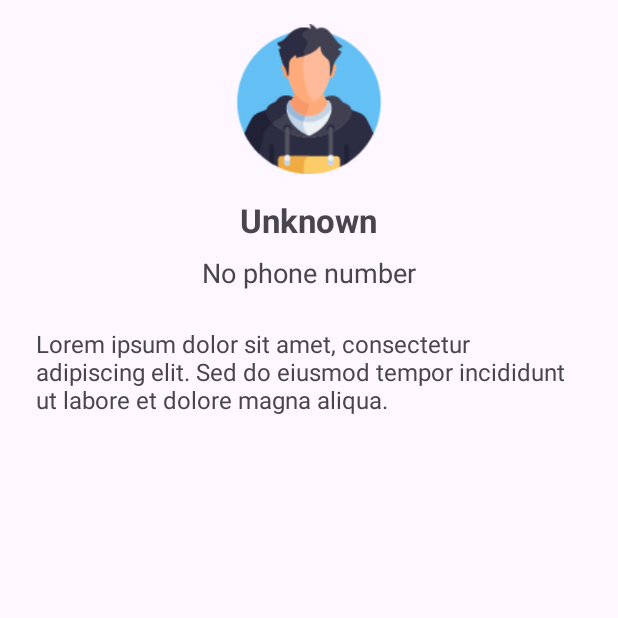
After one commit to shalini-mishra-iphtech/ContactList, an Android app: the ContactDetailsActivity screen opened directly, with no data from a screen before it, on a phone screen of 412 x 824 dp, the top half of it. The commit adds this screen. Run offline under Robolectric (Android 15) with nearby library versions, the phone set to English and light mode, and no system bars.

Commit message:
Initial commit

```diff
--- a/app/src/main/AndroidManifest.xml
+++ b/app/src/main/AndroidManifest.xml
@@ -13,6 +13,9 @@
         android:theme="@style/Theme.ContactList"
         tools:targetApi="31">
         <activity
+            android:name=".ContactDetailsActivity"
+            android:exported="false" />
+        <activity
             android:name=".MainActivity"
             android:exported="true">
             <intent-filter>
--- /dev/null
+++ b/app/src/main/java/com/example/contactlist/ContactDetailsActivity.kt
@@ -0,0 +1,31 @@
+
+package com.example.contactlist
+
+import android.os.Bundle
+import android.widget.ImageView
+import android.widget.TextView
+import androidx.appcompat.app.AppCompatActivity
+
+class ContactDetailsActivity : AppCompatActivity() {
+
+    override fun onCreate(savedInstanceState: Bundle?) {
+        super.onCreate(savedInstanceState)
+        setContentView(R.layout.activity_contact_details)
+
+        // Get references to views
+        val imgLogo: ImageView = findViewById(R.id.imgLogo)
+        val txtName: TextView = findViewById(R.id.txtContactName)
+        val txtPhone: TextView = findViewById(R.id.txtContactPhone)
+        val txtDescription: TextView = findViewById(R.id.txtDescription)
+
+        // Get data from Intent
+        val name = intent.getStringExtra("EXTRA_NAME")
+        val phone = intent.getStringExtra("EXTRA_PHONE")
+        val imageResId = intent.getIntExtra("EXTRA_IMAGE", R.drawable.ic_user)
+
+        // Set data to views
+        txtName.text = name ?: "Unknown"
+        txtPhone.text = phone ?: "No phone number"
+        imgLogo.setImageResource(imageResId)
+    }
+}
--- a/app/src/main/java/com/example/contactlist/adapter/ContactAdapter.kt
+++ b/app/src/main/java/com/example/contactlist/adapter/ContactAdapter.kt
@@ -2,6 +2,8 @@ package com.example.contactlist.adapter
 
 
 import android.annotation.SuppressLint
+import android.content.Intent
+import android.util.Log
 import android.view.LayoutInflater
 import android.view.View
 import android.view.MotionEvent
@@ -10,6 +12,7 @@ import android.widget.ImageView
 import android.widget.TextView
 import androidx.cardview.widget.CardView
 import androidx.recyclerview.widget.RecyclerView
+import com.example.contactlist.ContactDetailsActivity
 import com.example.contactlist.R
 import com.example.contactlist.model.Contact
 
@@ -35,6 +38,21 @@ class ContactAdapter(private val contactList: List<Contact>) : RecyclerView.Adap
         holder.imgProfile.setImageResource(contact.imageResId) // Assuming you have an image ID
 
 
+        holder.cardView.setOnClickListener { v ->
+            val context = v.context
+
+            // Debugging Log
+            Log.d("ContactAdapter", "Clicked on: ${contact.name}")
+
+            val intent = Intent(context, ContactDetailsActivity::class.java).apply {
+                putExtra("EXTRA_NAME", contact.name)
+                putExtra("EXTRA_PHONE", contact.phone)
+                putExtra("EXTRA_IMAGE", contact.imageResId)
+            }
+            context.startActivity(intent)
+        }
+
+
 
         // 🎯 Scale animation on click (tap effect)
         holder.cardView.setOnClickListener { v ->
@@ -44,6 +62,9 @@ class ContactAdapter(private val contactList: List<Contact>) : RecyclerView.Adap
         }
     }
 
+
+
+
     override fun getItemCount(): Int {
         return contactList.size
     }
--- /dev/null
+++ b/app/src/main/res/layout/activity_contact_details.xml
@@ -0,0 +1,62 @@
+<?xml version="1.0" encoding="utf-8"?>
+<androidx.constraintlayout.widget.ConstraintLayout xmlns:android="http://schemas.android.com/apk/res/android"
+    xmlns:app="http://schemas.android.com/apk/res-auto"
+    xmlns:tools="http://schemas.android.com/tools"
+    android:layout_width="match_parent"
+    android:layout_height="match_parent"
+    tools:context=".ContactDetailsActivity">
+
+    <ScrollView
+        android:layout_width="match_parent"
+        android:layout_height="match_parent"
+        android:fillViewport="true">
+
+        <LinearLayout
+            android:layout_width="match_parent"
+            android:layout_height="wrap_content"
+            android:orientation="vertical"
+            android:padding="16dp">
+
+            <!-- Logo (Example: ImageView) -->
+            <ImageView
+                android:id="@+id/imgLogo"
+                android:layout_width="100dp"
+                android:layout_height="100dp"
+                android:src="@drawable/ic_user"
+                android:layout_gravity="center_horizontal"
+                android:contentDescription="Logo" />
+
+            <!-- Name -->
+            <TextView
+                android:id="@+id/txtContactName"
+                android:layout_width="wrap_content"
+                android:layout_height="wrap_content"
+                android:text="John Doe"
+                android:textSize="22sp"
+                android:textStyle="bold"
+                android:layout_marginTop="16dp"
+                android:layout_gravity="center_horizontal" />
+
+            <!-- Phone Number -->
+            <TextView
+                android:id="@+id/txtContactPhone"
+                android:layout_width="wrap_content"
+                android:layout_height="wrap_content"
+                android:text="123-456-7890"
+                android:textSize="18sp"
+                android:layout_marginTop="8dp"
+                android:layout_gravity="center_horizontal" />
+
+            <!-- Description Text -->
+            <TextView
+                android:id="@+id/txtDescription"
+                android:layout_width="match_parent"
+                android:layout_height="wrap_content"
+                android:text="Lorem ipsum dolor sit amet, consectetur adipiscing elit. Sed do eiusmod tempor incididunt ut labore et dolore magna aliqua."
+                android:textSize="16sp"
+                android:layout_marginTop="16dp"
+                android:padding="8dp" />
+
+        </LinearLayout>
+    </ScrollView>
+</androidx.constraintlayout.widget.ConstraintLayout>
```
